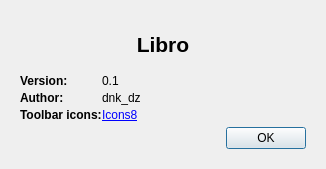
First picture: the form in src/main/designer/aboutdialog.ui, repository dnkorpushov/libro, before the edit.
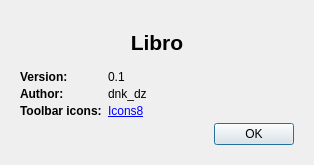
Second picture: the form after the edit.

Patch:
```diff
--- a/src/main/designer/aboutdialog.ui
+++ b/src/main/designer/aboutdialog.ui
@@ -6,8 +6,8 @@
    <rect>
     <x>0</x>
     <y>0</y>
-    <width>326</width>
-    <height>169</height>
+    <width>314</width>
+    <height>165</height>
    </rect>
   </property>
   <property name="windowTitle">
@@ -57,7 +57,7 @@
         <set>Qt::AlignLeading|Qt::AlignLeft|Qt::AlignTop</set>
        </property>
        <property name="horizontalSpacing">
-        <number>0</number>
+        <number>6</number>
        </property>
        <property name="verticalSpacing">
         <number>3</number>
```
